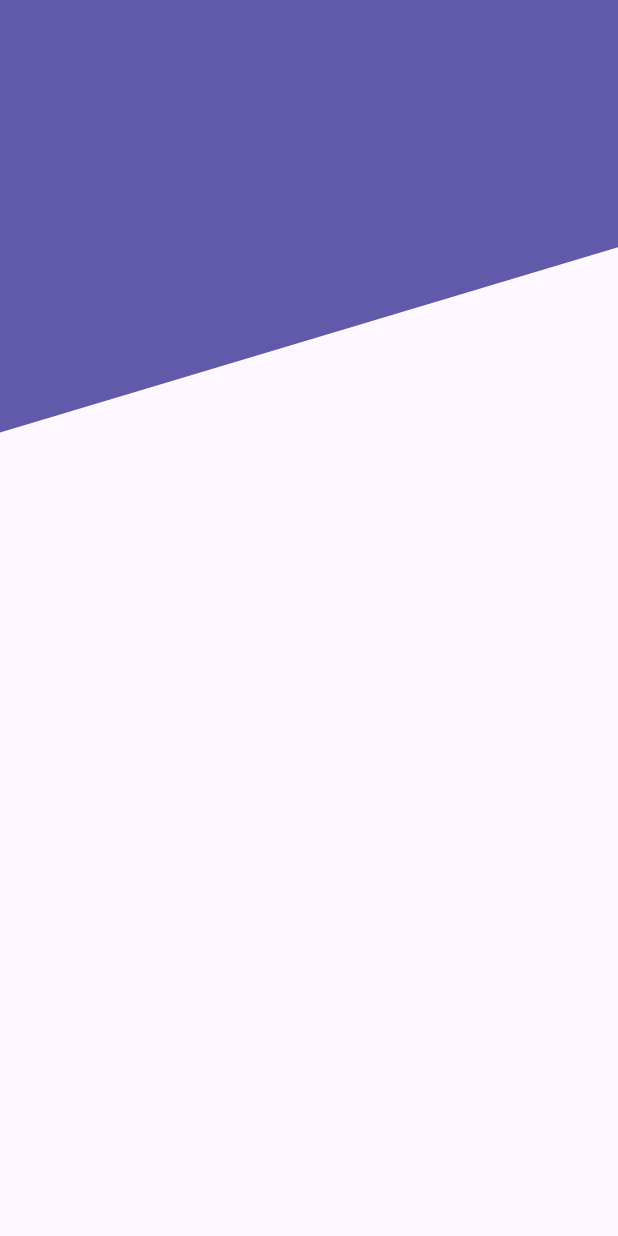
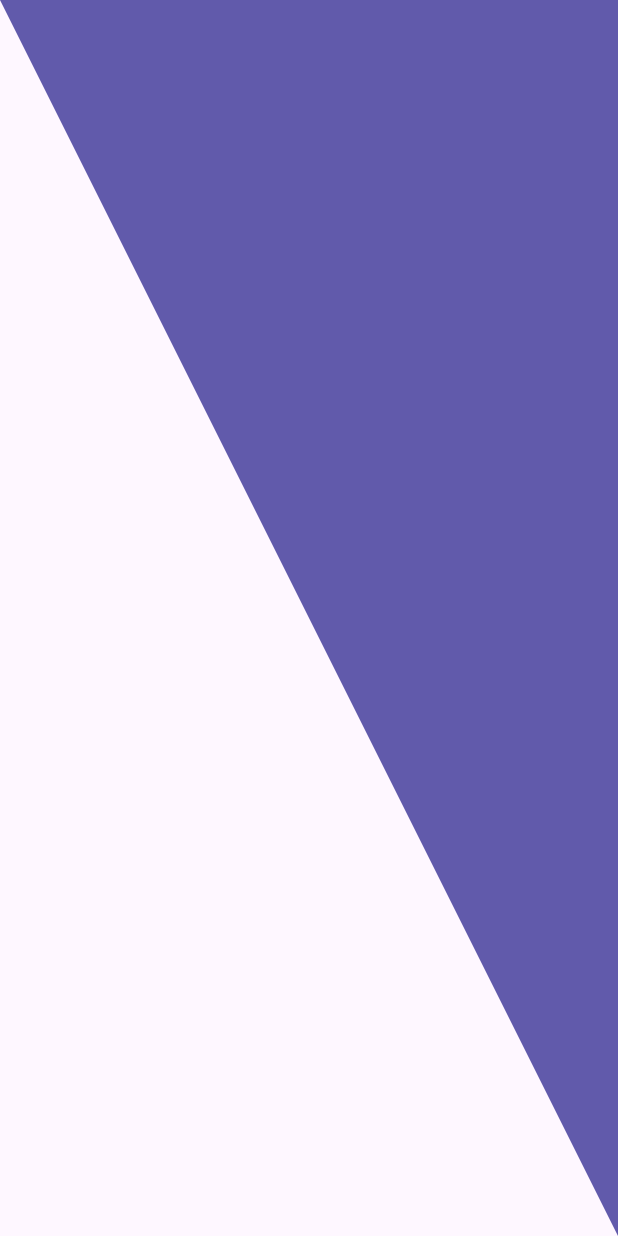
Before and after one commit to AbielRC97/disenos_app, a Flutter app: the screen it shows after launch, on a phone screen of 412 x 824 dp. Run offline on Flutter 3.47's test engine with Material 3 defaults, Android fonts, the phone set to English and light mode, and no system bars.

Commit message:
Video 19: Triangulo

```diff
--- a/lib/src/pages/headers_pages.dart
+++ b/lib/src/pages/headers_pages.dart
@@ -12,7 +12,7 @@ class HeadersPage extends StatelessWidget {
   @override
   Widget build(BuildContext context) {
     return Scaffold(
-      body: HeadersDiagonal()
+      body: HeadersTriangular()
     );
   }
 }
--- a/lib/src/widgets/headers.dart
+++ b/lib/src/widgets/headers.dart
@@ -67,3 +67,43 @@ class _HeadersDiagonalPainter extends CustomPainter {
     return true;
   }
 }
+
+
+class HeadersTriangular extends StatelessWidget {
+  const HeadersTriangular({super.key});
+
+  @override
+  Widget build(BuildContext context) {
+    return SizedBox(
+      height: double.infinity,
+      width: double.infinity,
+      child: CustomPaint(
+        painter: _HeadersTriangularPainter(),
+      ),
+    );
+  }
+}
+
+class _HeadersTriangularPainter extends CustomPainter {
+  @override
+  void paint(Canvas canvas, Size size) {
+    final paint = Paint();
+    //Propiedades
+    paint.color = Color(0xFF615AAB);
+    paint.style = PaintingStyle.fill;
+    paint.strokeWidth = 2;
+
+    final path = Path();
+    // Dibujar en el path
+    path.lineTo(size.width, size.height);
+    path.lineTo(size.width, 0);
+    path.lineTo(0, 0);
+
+    canvas.drawPath(path, paint);
+  }
+
+  @override
+  bool shouldRepaint(covariant CustomPainter oldDelegate) {
+    return true;
+  }
+}
```
Also changed, not shown: 4 other files.
